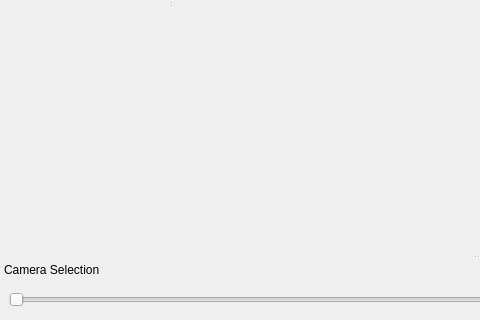
Before: the Qt Designer form gui/MainWindow.ui in Kitware/TeleSculptor, drawn with Qt 5; both pictures show x 0 to 480 and y 280 to 600 of the 963 by 600 pixel window.
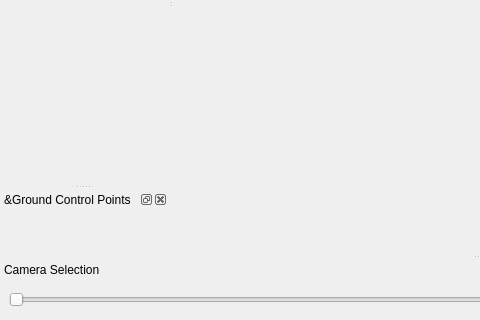
After: the same form once the commit is applied. Icons and pictures are not drawn. Custom widgets are drawn as their Qt base class.

Commit message:
Add UI for ground control points view
Create a UI for viewing the list of ground control points and
manipulating their properties. Right now this is just a shell; nothing
is actually hooked up.

Diff of the .ui file:
```diff
--- a/gui/MainWindow.ui
+++ b/gui/MainWindow.ui
@@ -239,6 +239,15 @@
     </property>
    </widget>
   </widget>
+  <widget class="QDockWidget" name="groundControlPointsDock">
+   <property name="windowTitle">
+    <string>&amp;Ground Control Points</string>
+   </property>
+   <attribute name="dockWidgetArea">
+    <number>1</number>
+   </attribute>
+   <widget class="GroundControlPointsView" name="groundControlPoints"/>
+  </widget>
   <action name="actionNewProject">
    <property name="text">
     <string>&amp;New Project</string>
@@ -584,6 +593,12 @@
    <header>qtProgressWidget.h</header>
    <container>1</container>
   </customwidget>
+  <customwidget>
+   <class>GroundControlPointsView</class>
+   <extends>QWidget</extends>
+   <header>GroundControlPointsView.h</header>
+   <container>1</container>
+  </customwidget>
  </customwidgets>
  <resources>
   <include location="icons/icons.qrc"/>
```
The commit also changes 13 other files.
